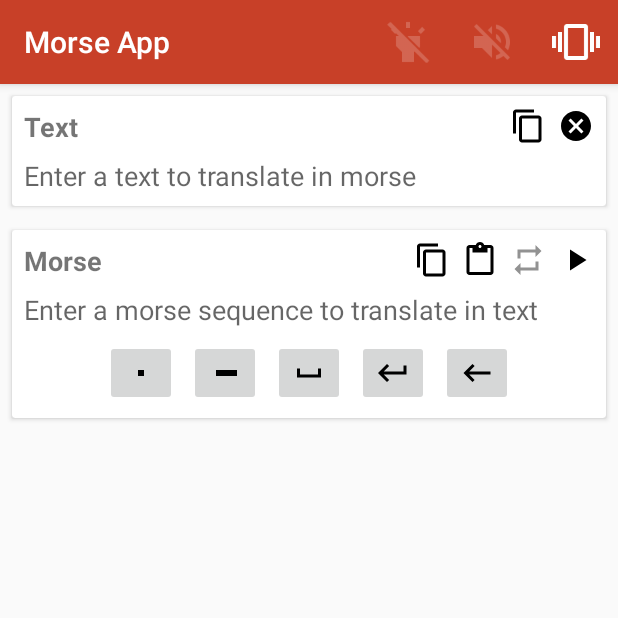
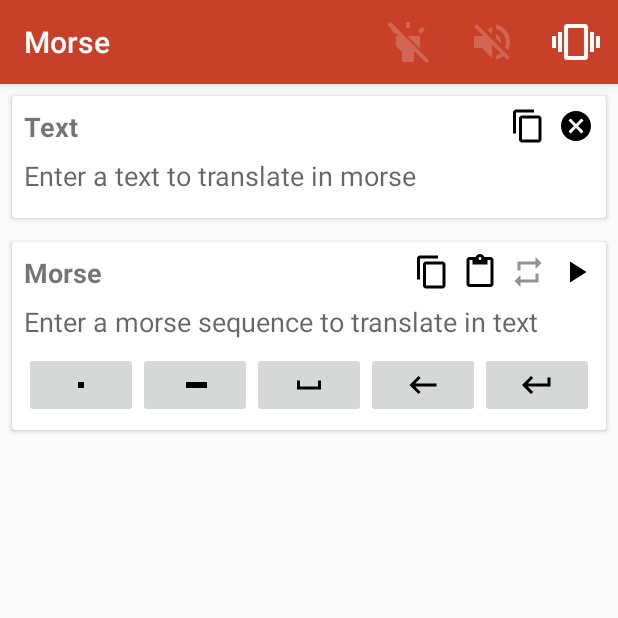
Before and after one commit to Loic-Dumas/MorseApp, an Android app: the screen it shows after launch (MainActivity), on a phone screen of 412 x 824 dp, the top half of it. Run offline under Robolectric (Android 15) with nearby library versions, the phone set to English and light mode, and no system bars.

Commit message:
UI Improvement

```diff
--- a/app/src/main/java/com/loic/morseapp/MainActivity.kt
+++ b/app/src/main/java/com/loic/morseapp/MainActivity.kt
@@ -58,6 +58,7 @@ class MainActivity : AppCompatActivity(), MorsePlayer.MorseOutputPlayer {
     override fun onCreate(savedInstanceState: Bundle?) {
         super.onCreate(savedInstanceState)
         setContentView(R.layout.activity_main)
+        title = getString(R.string.morse)
 
         // init status of each possible output, based of previous saved status in shared preferences
         val sharedPreferences = baseContext.getSharedPreferences(SHARED_PREF, Context.MODE_PRIVATE)
--- a/app/src/main/res/layout/activity_main.xml
+++ b/app/src/main/res/layout/activity_main.xml
@@ -50,12 +50,12 @@
                         android:layout_marginTop="8dp"
                         android:layout_marginEnd="8dp"
                         android:layout_marginRight="8dp"
-                        android:layout_marginBottom="8dp"
+                        android:layout_marginBottom="16dp"
                         android:background="@null"
                         android:gravity="top|start"
                         android:hint="@string/enter_a_text"
                         android:importantForAutofill="no"
-                        android:inputType="textMultiLine"
+                        android:inputType="textMultiLine|textCapSentences"
                         app:layout_constraintBottom_toBottomOf="parent"
                         app:layout_constraintEnd_toEndOf="parent"
                         app:layout_constraintStart_toStartOf="parent"
@@ -194,74 +194,71 @@
 
                     <ImageButton
                         android:id="@+id/btMorseKeyboardTi"
-                        android:layout_width="wrap_content"
+                        android:layout_width="0dp"
                         android:layout_height="wrap_content"
-                        android:layout_marginTop="8dp"
-                        android:layout_marginEnd="8dp"
-                        android:layout_marginRight="8dp"
-                        android:layout_marginBottom="8dp"
+                        android:layout_marginStart="8dp"
+                        android:layout_marginLeft="8dp"
                         android:contentDescription="@string/short_morse_symbol"
                         android:text="@string/ti_symbol"
-                        app:layout_constraintBottom_toBottomOf="parent"
+                        app:layout_constraintBottom_toBottomOf="@+id/btMorseKeyboardSpace"
                         app:layout_constraintEnd_toStartOf="@+id/btMorseKeyboardTa"
-                        app:layout_constraintTop_toBottomOf="@+id/etMorseCodeToTranslate"
+                        app:layout_constraintHorizontal_bias="0.5"
+                        app:layout_constraintStart_toStartOf="parent"
+                        app:layout_constraintTop_toTopOf="@+id/btMorseKeyboardSpace"
                         app:srcCompat="@drawable/ic_dot_black_24dp" />
 
                     <ImageButton
                         android:id="@+id/btMorseKeyboardTa"
-                        android:layout_width="wrap_content"
+                        android:layout_width="0dp"
                         android:layout_height="wrap_content"
-                        android:layout_marginTop="8dp"
-                        android:layout_marginEnd="8dp"
-                        android:layout_marginRight="8dp"
-                        android:layout_marginBottom="8dp"
                         android:contentDescription="@string/long_morse_symbol"
                         android:text="@string/ta_symbol"
-                        app:layout_constraintBottom_toBottomOf="parent"
+                        app:layout_constraintBottom_toBottomOf="@+id/btMorseKeyboardSpace"
                         app:layout_constraintEnd_toStartOf="@+id/btMorseKeyboardSpace"
-                        app:layout_constraintTop_toBottomOf="@+id/etMorseCodeToTranslate"
+                        app:layout_constraintHorizontal_bias="0.5"
+                        app:layout_constraintStart_toEndOf="@+id/btMorseKeyboardTi"
+                        app:layout_constraintTop_toTopOf="@+id/btMorseKeyboardSpace"
                         app:srcCompat="@drawable/ic_dash_black_24dp" />
 
                     <ImageButton
                         android:id="@+id/btMorseKeyboardSpace"
-                        android:layout_width="wrap_content"
+                        android:layout_width="0dp"
                         android:layout_height="wrap_content"
                         android:layout_marginTop="8dp"
                         android:layout_marginBottom="8dp"
                         android:contentDescription="@string/space"
                         app:layout_constraintBottom_toBottomOf="parent"
-                        app:layout_constraintEnd_toEndOf="parent"
-                        app:layout_constraintStart_toStartOf="parent"
+                        app:layout_constraintEnd_toStartOf="@id/btMorseKeyboardDelete"
+                        app:layout_constraintHorizontal_bias="0.5"
+                        app:layout_constraintStart_toEndOf="@+id/btMorseKeyboardTa"
                         app:layout_constraintTop_toBottomOf="@+id/etMorseCodeToTranslate"
                         app:srcCompat="@drawable/ic_space_bar_black_24dp" />
 
                     <ImageButton
-                        android:id="@+id/btMorseKeyboardReturn"
-                        android:layout_width="wrap_content"
+                        android:id="@+id/btMorseKeyboardDelete"
+                        android:layout_width="0dp"
                         android:layout_height="wrap_content"
-                        android:layout_marginStart="8dp"
-                        android:layout_marginLeft="8dp"
-                        android:layout_marginTop="8dp"
-                        android:layout_marginBottom="8dp"
-                        android:contentDescription="@string/keyboard_return"
-                        app:layout_constraintBottom_toBottomOf="parent"
+                        android:contentDescription="@string/delete"
+                        app:layout_constraintBottom_toBottomOf="@+id/btMorseKeyboardSpace"
+                        app:layout_constraintEnd_toStartOf="@+id/btMorseKeyboardReturn"
+                        app:layout_constraintHorizontal_bias="0.5"
                         app:layout_constraintStart_toEndOf="@+id/btMorseKeyboardSpace"
-                        app:layout_constraintTop_toBottomOf="@+id/etMorseCodeToTranslate"
-                        app:srcCompat="@drawable/ic_keyboard_return_black_24dp" />
+                        app:layout_constraintTop_toTopOf="@+id/btMorseKeyboardSpace"
+                        app:srcCompat="@drawable/ic_keyboard_backspace_black_24dp" />
 
                     <ImageButton
-                        android:id="@+id/btMorseKeyboardDelete"
-                        android:layout_width="wrap_content"
+                        android:id="@+id/btMorseKeyboardReturn"
+                        android:layout_width="0dp"
                         android:layout_height="wrap_content"
-                        android:layout_marginStart="8dp"
-                        android:layout_marginLeft="8dp"
-                        android:layout_marginTop="8dp"
-                        android:layout_marginBottom="8dp"
-                        android:contentDescription="@string/delete"
-                        app:layout_constraintBottom_toBottomOf="parent"
-                        app:layout_constraintStart_toEndOf="@+id/btMorseKeyboardReturn"
-                        app:layout_constraintTop_toBottomOf="@+id/etMorseCodeToTranslate"
-                        app:srcCompat="@drawable/ic_keyboard_backspace_black_24dp" />
+                        android:contentDescription="@string/keyboard_return"
+                        app:layout_constraintBottom_toBottomOf="@+id/btMorseKeyboardSpace"
+                        app:layout_constraintEnd_toEndOf="parent"
+                        app:layout_constraintHorizontal_bias="0.5"
+                        app:layout_constraintStart_toEndOf="@+id/btMorseKeyboardDelete"
+                        app:layout_constraintTop_toTopOf="@+id/btMorseKeyboardSpace"
+                        android:layout_marginEnd="8dp"
+                        android:layout_marginRight="8dp"
+                        app:srcCompat="@drawable/ic_keyboard_return_black_24dp" />
 
                 </androidx.constraintlayout.widget.ConstraintLayout>
             </androidx.cardview.widget.CardView>
--- a/app/src/main/res/values/strings.xml
+++ b/app/src/main/res/values/strings.xml
@@ -1,5 +1,5 @@
 <resources>
-    <string name="app_name">Morse App</string>
+    <string name="app_name">Morse Player</string>
     <string name="ti_symbol" translatable="false">·</string> <!-- to do this dot on mac : ⌥ Opt + Shift + F or see https://en.wikipedia.org/wiki/Interpunct#Keyboard_input-->
     <string name="ta_symbol" translatable="false">-</string>
     <string name="morse_to_letters">Morse -> Letters</string>
```
Also changed, not shown: 1 other file.
